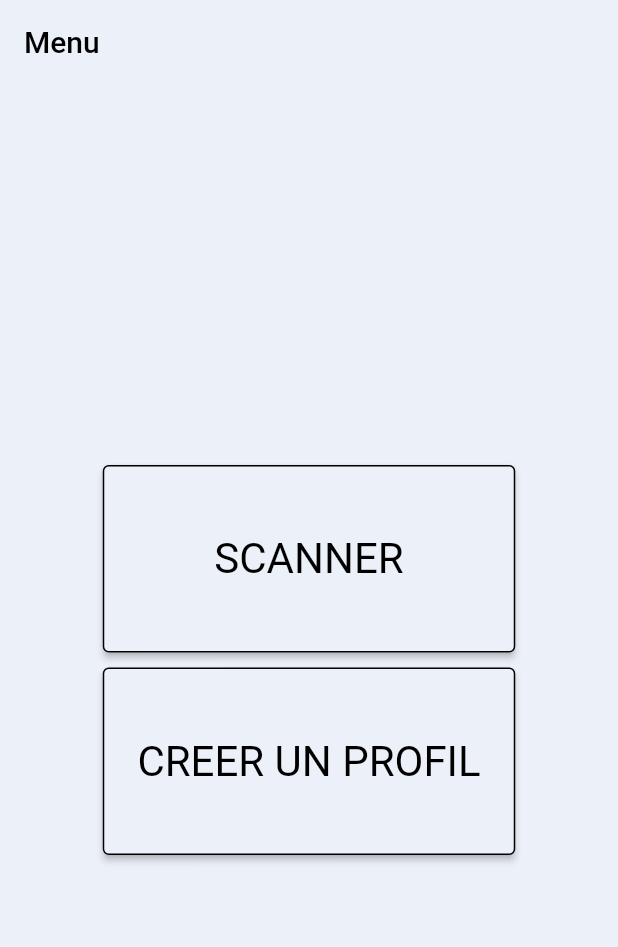
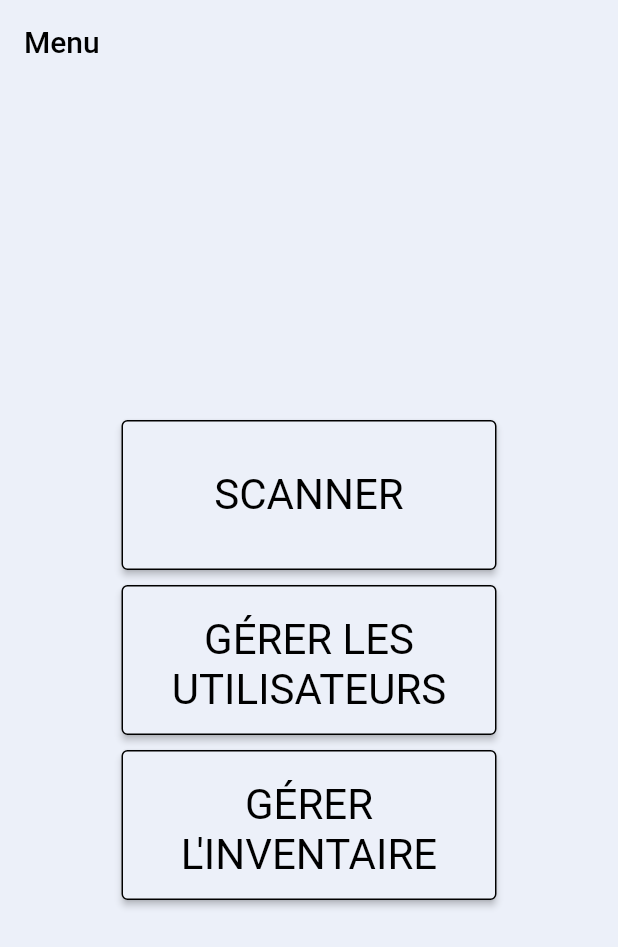
Before and after one commit to khrid/HES_646-2_Projects_GRIMM_Scanner, a Flutter app: the screen it shows after launch, on a phone screen of 412 x 824 dp. Shown: the top 947 px of the screen. Run offline on Flutter 3.47's test engine with Material 2 defaults, Android fonts, the phone set to English and light mode, and no system bars; our stand-ins replace cloud_firestore, firebase_auth, firebase_core, qr_flutter; missing offline and left inert: flutter_barcode_scanner; accounts and stored records are empty.

Commit message:
Modif pour navigation

```diff
--- a/lib/main.dart
+++ b/lib/main.dart
@@ -1,8 +1,10 @@
 import 'package:cloud_firestore/cloud_firestore.dart';
 import 'package:firebase_core/firebase_core.dart';
 import 'package:flutter/material.dart';
+import 'package:grimm_scanner/pages/accounts_admin.dart';
 import 'package:grimm_scanner/pages/create_account.dart';
 import 'package:grimm_scanner/pages/home.dart';
+import 'package:grimm_scanner/pages/items_admin.dart';
 import 'package:grimm_scanner/pages/items_detail.dart';
 
 Future<void> main() async {
@@ -74,6 +76,8 @@ class _AppState extends State<App> with WidgetsBindingObserver {
       initialRoute: '/',
       routes: {
         ItemDetail.routeName: (context) => const ItemDetail(),
+        ItemsAdmin.routeName: (context) => const ItemsAdmin(),
+        AccountsAdmin.routeName: (context) => const AccountsAdmin(),
         CreateAccountScreen.routeName: (context) => const CreateAccountScreen(),
       },
     );
--- a/lib/pages/home.dart
+++ b/lib/pages/home.dart
@@ -3,14 +3,16 @@ import 'package:flutter/material.dart';
 import 'package:flutter/services.dart';
 import 'package:flutter_barcode_scanner/flutter_barcode_scanner.dart';
 import 'package:grimm_scanner/assets/constants.dart';
+import 'package:grimm_scanner/pages/accounts_admin.dart';
 import 'package:grimm_scanner/pages/items_detail.dart';
 import 'package:grimm_scanner/widgets/button_home.dart';
 
+import 'accounts_admin.dart';
 import 'create_account.dart';
+import 'items_admin.dart';
+import 'items_admin.dart';
 
 class Home extends StatefulWidget {
-
-
   const Home({Key? key}) : super(key: key);
 
   @override
@@ -28,8 +30,9 @@ class _HomeState extends State<Home> {
           backgroundColor: Theme.of(context).primaryColor,
           elevation: 0,
         ),
-        body: Container(
-          color:  Theme.of(context).primaryColor,
+        backgroundColor: Theme.of(context).primaryColor,
+        body: Center(
+            child: SingleChildScrollView(
                 child: Row(
               mainAxisAlignment: MainAxisAlignment.center,
               children: <Widget>[
@@ -37,30 +40,47 @@ class _HomeState extends State<Home> {
                   mainAxisAlignment: MainAxisAlignment.center,
                   children: <Widget>[
                     CustomHomeButton(title: "SCANNER", onPressed: scanQR),
-                const SizedBox(height: 10.0,),
+                    const SizedBox(
+                      height: 10.0,
+                    ),
                     /*CustomHomeButton(title: "FAKE SCAN", onPressed: fakeScan),
-                const SizedBox(height: 10.0,),*/
-                CustomHomeButton(title: "CREER UN PROFIL", onPressed: createUser)
+                    const SizedBox(
+                      height: 10.0,
+                    ),*/
+                    CustomHomeButton(
+                        title: "Gérer les utilisateurs",
+                        onPressed: navigateToUsersAdmin),
+                    const SizedBox(
+                      height: 10.0,
+                    ),
+                    CustomHomeButton(
+                        title: "Gérer l'inventaire",
+                        onPressed: navigateToItemsAdmin)
                   ],
                 ),
               ],
-        ))
+            )))
         //drawer: const CustomDrawer(),
         );
   }
 
-  Future<void> createUser() async {
+  Future<void> navigateToUsersAdmin() async {
     setState(() {
-      Navigator.pushNamed(context, CreateAccountScreen.routeName);
+      Navigator.pushNamed(context, AccountsAdmin.routeName);
+    });
+  }
+
+  Future<void> navigateToItemsAdmin() async {
+    setState(() {
+      Navigator.pushNamed(context, ItemsAdmin.routeName);
     });
   }
 
   Future<void> fakeScan() async {
     setState(() {
-      _qrCode = Constants.grimmQrCodeStartsWith + "13tBavQPNXaLJFH4vqnc";
+      _qrCode = Constants.grimmQrCodeStartsWith + "1VEx5uRRtuUVk8Bf7597";
       // on passe à l'écran de détail d'un objet, en transmettant le qr plus loin
-      Navigator.pushNamed(context, ItemDetail.routeName,
-          arguments: _qrCode);
+      Navigator.pushNamed(context, ItemDetail.routeName, arguments: _qrCode);
     });
   }
 
@@ -110,7 +130,8 @@ class _HomeState extends State<Home> {
       });
     } else {
       ScaffoldMessenger.of(context).showSnackBar(const SnackBar(
-          content: Text("La lecture QR n'est possible que depuis l'application native Android / iOS.")));
+          content: Text(
+              "La lecture QR n'est possible que depuis l'application native Android / iOS.")));
     }
   }
 }
--- a/lib/widgets/button_home.dart
+++ b/lib/widgets/button_home.dart
@@ -2,7 +2,8 @@ import 'package:flutter/cupertino.dart';
 import 'package:flutter/material.dart';
 
 class CustomHomeButton extends StatelessWidget {
-  CustomHomeButton({Key? key, required this.title, this.onPressed}) : super(key: key);
+  CustomHomeButton({Key? key, required this.title, this.onPressed})
+      : super(key: key);
   final String title;
   var onPressed;
 
@@ -11,20 +12,17 @@ class CustomHomeButton extends StatelessWidget {
     // TODO: implement build
     return ElevatedButton(
       onPressed: onPressed,
-
-      child: Text(title),
+      child: Text(title.toUpperCase(), textAlign: TextAlign.center),
       style: ElevatedButton.styleFrom(
         primary: Theme.of(context).primaryColor,
         side: const BorderSide(width: 1.0, color: Colors.black),
-        fixedSize: const Size(275, 125),
+        fixedSize: const Size(250, 100),
         textStyle: const TextStyle(
           color: Colors.black,
-          fontSize: 28.0
+          fontSize: 28.0,
         ),
         padding: EdgeInsets.all(20.0),
       ),
-
     );
-
   }
 }
```
Also changed, not shown: lib/pages/accounts_admin.dart (added, +49 -0 lines), lib/pages/items_admin.dart (added, +52 -0 lines), pubspec.lock. Lines whose indentation alone changed are shown as unchanged.
